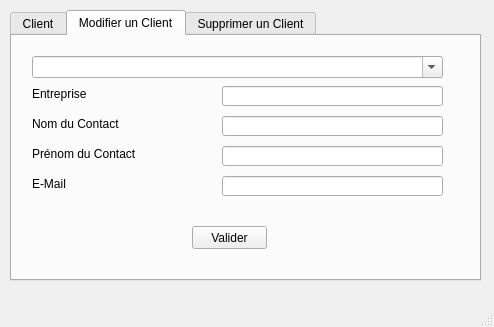
First picture: the form in Assistants/AssistantClient.ui, repository baptiste-pasquier/eurocorporate, before the edit.
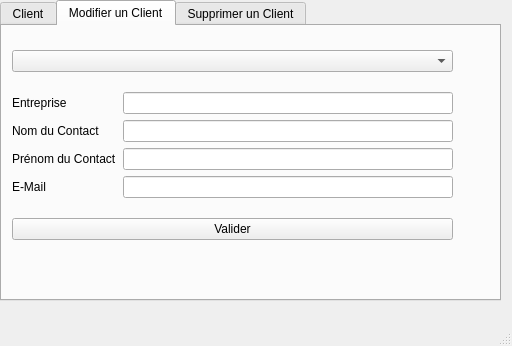
Second picture: the form after the edit. The open tabs and pages were chosen to show the change.

Diff of the .ui file:
```diff
--- a/Assistants/AssistantClient.ui
+++ b/Assistants/AssistantClient.ui
@@ -6,8 +6,8 @@
    <rect>
     <x>0</x>
     <y>0</y>
-    <width>494</width>
-    <height>327</height>
+    <width>512</width>
+    <height>346</height>
    </rect>
   </property>
   <property name="windowTitle">
@@ -17,10 +17,10 @@
    <widget class="QTabWidget" name="tabWidget_Valider">
     <property name="geometry">
      <rect>
-      <x>10</x>
-      <y>10</y>
-      <width>471</width>
-      <height>271</height>
+      <x>0</x>
+      <y>0</y>
+      <width>501</width>
+      <height>301</height>
      </rect>
     </property>
     <property name="currentIndex">
@@ -140,123 +140,79 @@
      <attribute name="title">
       <string>Modifier un Client</string>
      </attribute>
-     <widget class="QFontComboBox" name="fontComboBox_ModClient">
+     <widget class="QWidget" name="verticalLayoutWidget">
       <property name="geometry">
        <rect>
-        <x>20</x>
-        <y>20</y>
-        <width>411</width>
-        <height>22</height>
+        <x>10</x>
+        <y>10</y>
+        <width>441</width>
+        <height>221</height>
        </rect>
       </property>
-      <property name="currentText">
-       <string/>
-      </property>
-     </widget>
+      <layout class="QVBoxLayout" name="verticalLayout">
+       <item>
+        <widget class="QComboBox" name="comboBox_ModClient"/>
+       </item>
+       <item>
+        <layout class="QHBoxLayout" name="horizontalLayout">
+         <item>
+          <layout class="QVBoxLayout" name="verticalLayout_2">
+           <item>
      <widget class="QLabel" name="labe_ModEntreprise">
-      <property name="geometry">
-       <rect>
-        <x>20</x>
-        <y>50</y>
-        <width>131</width>
-        <height>16</height>
-       </rect>
-      </property>
       <property name="text">
        <string>Entreprise</string>
       </property>
      </widget>
+           </item>
+           <item>
      <widget class="QLabel" name="label_ModContactName">
-      <property name="geometry">
-       <rect>
-        <x>20</x>
-        <y>80</y>
-        <width>101</width>
-        <height>16</height>
-       </rect>
-      </property>
       <property name="text">
        <string>Nom du Contact</string>
       </property>
      </widget>
+           </item>
+           <item>
      <widget class="QLabel" name="label_ModContactForename">
-      <property name="geometry">
-       <rect>
-        <x>20</x>
-        <y>110</y>
-        <width>111</width>
-        <height>16</height>
-       </rect>
-      </property>
       <property name="text">
        <string>Prénom du Contact</string>
       </property>
      </widget>
+           </item>
+           <item>
      <widget class="QLabel" name="label_ModMail">
-      <property name="geometry">
-       <rect>
-        <x>20</x>
-        <y>140</y>
-        <width>51</width>
-        <height>16</height>
-       </rect>
-      </property>
       <property name="text">
        <string>E-Mail</string>
       </property>
      </widget>
-     <widget class="QLineEdit" name="lineEdit_ModEntreprise">
-      <property name="geometry">
-       <rect>
-        <x>210</x>
-        <y>50</y>
-        <width>221</width>
-        <height>20</height>
-       </rect>
-      </property>
-     </widget>
-     <widget class="QLineEdit" name="lineEdit_ModContactName">
-      <property name="geometry">
-       <rect>
-        <x>210</x>
-        <y>80</y>
-        <width>221</width>
-        <height>20</height>
-       </rect>
-      </property>
-     </widget>
-     <widget class="QLineEdit" name="lineEdit_ModContactForename">
-      <property name="geometry">
-       <rect>
-        <x>210</x>
-        <y>110</y>
-        <width>221</width>
-        <height>20</height>
-       </rect>
-      </property>
-     </widget>
-     <widget class="QLineEdit" name="lineEdit_ModMail">
-      <property name="geometry">
-       <rect>
-        <x>210</x>
-        <y>140</y>
-        <width>221</width>
-        <height>20</height>
-       </rect>
-      </property>
-     </widget>
+           </item>
+          </layout>
+         </item>
+         <item>
+          <layout class="QVBoxLayout" name="verticalLayout_4">
+           <item>
+            <widget class="QLineEdit" name="lineEdit_ModEntreprise"/>
+           </item>
+           <item>
+            <widget class="QLineEdit" name="lineEdit_ModContactName"/>
+           </item>
+           <item>
+            <widget class="QLineEdit" name="lineEdit_ModContactForename"/>
+           </item>
+           <item>
+            <widget class="QLineEdit" name="lineEdit_ModMail"/>
+           </item>
+          </layout>
+         </item>
+        </layout>
+       </item>
+       <item>
      <widget class="QPushButton" name="pushButton_ModValider">
-      <property name="geometry">
-       <rect>
-        <x>180</x>
-        <y>190</y>
-        <width>75</width>
-        <height>23</height>
-       </rect>
-      </property>
       <property name="text">
        <string>Valider</string>
       </property>
+        </widget>
+       </item>
+      </layout>
      </widget>
     </widget>
     <widget class="QWidget" name="tab_3">
```
Left out of the diff: 147 changed lines with no effect on the pictures. Lines whose indentation alone changed are shown as unchanged.
